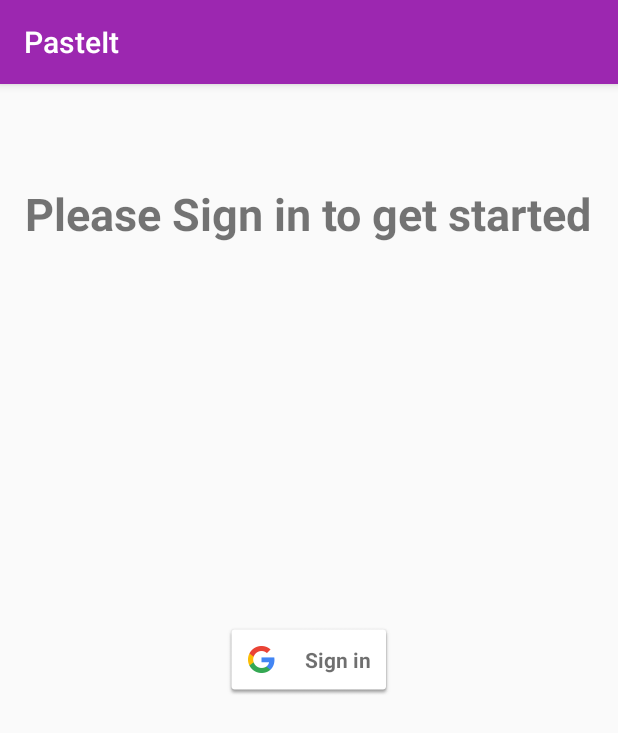
After one commit to ManuGupta001/PasteIt, an Android app: the SignInActivity screen opened directly, with no data from a screen before it, on a phone screen of 412 x 824 dp. The commit adds this screen. Shown: the top 733 px of the screen. Run offline under Robolectric (Android 15) with nearby library versions, the phone set to English and light mode, and no system bars.

Commit message:
Add SignInActivity with basic layout Add basic tests for MainActivity and SignInActivity

```diff
--- a/app/src/main/AndroidManifest.xml
+++ b/app/src/main/AndroidManifest.xml
@@ -15,6 +15,7 @@
                 <category android:name="android.intent.category.LAUNCHER" />
             </intent-filter>
         </activity>
+        <activity android:name=".SignInActivity"></activity>
     </application>
 
 </manifest>
--- a/app/src/main/java/io/github/nickdex/pasteit/MainActivity.java
+++ b/app/src/main/java/io/github/nickdex/pasteit/MainActivity.java
@@ -22,8 +22,10 @@ public class MainActivity extends AppCompatActivity {
     public static final String CLIP_ITEMS_CHILD = "clip_items";
     //TODO Add Google Sign In
     public static final String ANONYMOUS = "anonymous";
-    private static final String TAG = "MainActivity";
+    private static final String TAG = MainActivity.class.getSimpleName();
     private static final int REQUEST_INVITE = 1;
+
+    //TODO replace local dummy with Firebase Dummy Data
     static ArrayList<ClipItem> clipItems = new ArrayList<>();
 
     static {
--- /dev/null
+++ b/app/src/main/java/io/github/nickdex/pasteit/SignInActivity.java
@@ -0,0 +1,24 @@
+package io.github.nickdex.pasteit;
+
+import android.support.annotation.StringDef;
+import android.support.v7.app.AppCompatActivity;
+import android.os.Bundle;
+
+import com.google.android.gms.common.SignInButton;
+import com.google.android.gms.common.api.GoogleApiClient;
+
+public class SignInActivity extends AppCompatActivity {
+
+    private static final String TAG = SignInActivity.class.getSimpleName();
+    private static final int RC_SIGN_IN = 2001;
+
+    private SignInButton signInButton;
+
+    private GoogleApiClient googleApiClient;
+
+    @Override
+    protected void onCreate(Bundle savedInstanceState) {
+        super.onCreate(savedInstanceState);
+        setContentView(R.layout.activity_sign_in);
+    }
+}
--- /dev/null
+++ b/app/src/main/res/layout/activity_sign_in.xml
@@ -0,0 +1,29 @@
+<?xml version="1.0" encoding="utf-8"?>
+<FrameLayout xmlns:android="http://schemas.android.com/apk/res/android"
+    xmlns:tools="http://schemas.android.com/tools"
+    android:id="@+id/activity_sign_in"
+    android:layout_width="match_parent"
+    android:layout_height="match_parent"
+    android:paddingBottom="@dimen/activity_vertical_margin"
+    android:paddingLeft="@dimen/activity_horizontal_margin"
+    android:paddingRight="@dimen/activity_horizontal_margin"
+    android:paddingTop="@dimen/activity_vertical_margin"
+    tools:context="io.github.nickdex.pasteit.SignInActivity">
+
+    <TextView
+        android:layout_width="wrap_content"
+        android:layout_height="wrap_content"
+        android:layout_gravity="center_horizontal"
+        android:layout_marginTop="50dp"
+        android:text="@string/welcome_text"
+        android:textSize="30sp"
+        android:textStyle="bold" />
+
+    <com.google.android.gms.common.SignInButton
+        android:id="@+id/signInButton"
+        android:layout_width="wrap_content"
+        android:layout_height="wrap_content"
+        android:layout_gravity="center"
+        android:visibility="visible" />
+
+</FrameLayout>
--- a/app/src/main/res/values/strings.xml
+++ b/app/src/main/res/values/strings.xml
@@ -3,4 +3,7 @@
 
     <string name="editText_input_hint">Paste here</string>
     <string name="imageView_device_description">Phone</string>
+
+    //Temporary
+    <string name="welcome_text">Please Sign in to get started</string>
 </resources>
```
Also changed, not shown: 2 other files.
